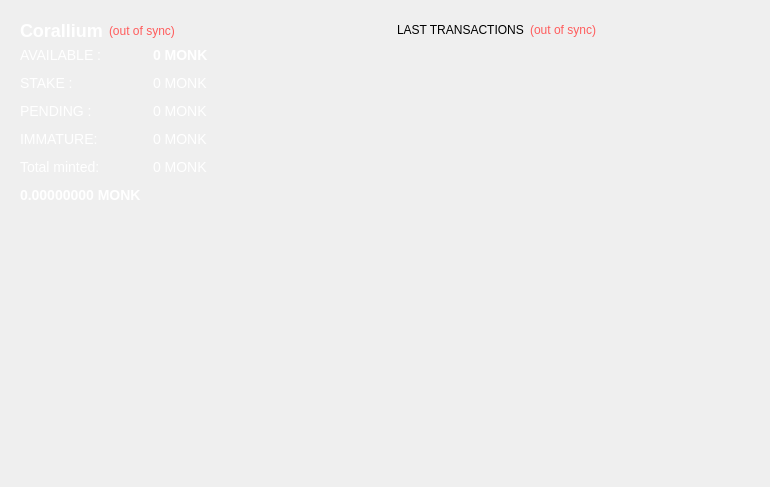
First picture: the form in src/qt/forms/overviewpage.ui, repository smupyknight/blockchain---monkey-coin-fork, before the edit.
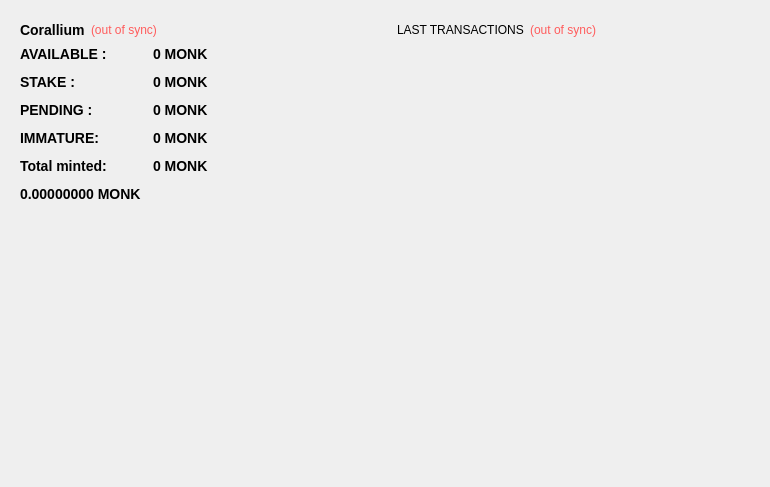
Second picture: the form after the edit. Icons and pictures are not drawn.

Commit message: Update overview page font to black

Diff of the .ui file:
```diff
--- a/src/qt/forms/overviewpage.ui
+++ b/src/qt/forms/overviewpage.ui
@@ -33,7 +33,7 @@
           <item>
            <widget class="QLabel" name="label_5">
             <property name="styleSheet">
-             <string notr="true">font-family: Ubuntu; font-size: 18px; font-weight: bold; color: rgb(255,255,255);</string>
+             <string notr="true">font-family: Ubuntu; font-size: 14px; font-weight: bold; color: #000</string>
             </property>
             <property name="text">
              <string>Corallium</string>
@@ -85,7 +85,7 @@
           <item row="0" column="0">
            <widget class="QLabel" name="label">
             <property name="styleSheet">
-             <string notr="true">font-family: Ubuntu;color: #fff;font-size:14px;</string>
+             <string notr="true">font-family: Ubuntu; font-size: 14px; font-weight: bold; color: #000</string>
             </property>
             <property name="text">
              <string>AVAILABLE :</string>
@@ -101,7 +101,7 @@
              <string>Your current spendable balance</string>
             </property>
             <property name="styleSheet">
-             <string notr="true">font-family: Ubuntu; font-size: 14px; font-weight: bold; color: #fff</string>
+             <string notr="true">font-family: Ubuntu; font-size: 14px; font-weight: bold; color: #000</string>
             </property>
             <property name="text">
              <string notr="true">0 MONK</string>
@@ -114,7 +114,7 @@
           <item row="1" column="0">
            <widget class="QLabel" name="label_6">
             <property name="styleSheet">
-             <string notr="true">font-family: Ubuntu; font-size: 14px; color: #fff</string>
+             <string notr="true">font-family: Ubuntu; font-size: 14px; font-weight: bold; color: #000</string>
             </property>
             <property name="text">
              <string>STAKE :</string>
@@ -130,7 +130,7 @@
              <string>Total of coins that was staked, and do not yet count toward the current balance</string>
             </property>
             <property name="styleSheet">
-             <string notr="true">font-family: Ubuntu; font-size: 14px; color: #fff</string>
+             <string notr="true">font-family: Ubuntu; font-size: 14px; font-weight: bold; color: #000</string>
             </property>
             <property name="text">
              <string notr="true">0 MONK</string>
@@ -143,7 +143,7 @@
           <item row="2" column="0">
            <widget class="QLabel" name="label_3">
             <property name="styleSheet">
-             <string notr="true">font-family: Ubuntu; font-size: 14px; color: #fff</string>
+             <string notr="true">font-family: Ubuntu; font-size: 14px; font-weight: bold; color: #000</string>
             </property>
             <property name="text">
              <string>PENDING :</string>
@@ -159,7 +159,7 @@
              <string>Total of transactions that have yet to be confirmed, and do not yet count toward the current balance</string>
             </property>
             <property name="styleSheet">
-             <string notr="true">font-family: Ubuntu; font-size: 14px; color: #fff</string>
+             <string notr="true">font-family: Ubuntu; font-size: 14px; font-weight: bold; color: #000</string>
             </property>
             <property name="text">
              <string notr="true">0 MONK</string>
@@ -172,7 +172,7 @@
           <item row="3" column="0">
            <widget class="QLabel" name="labelImmatureText">
             <property name="styleSheet">
-             <string notr="true">font-family: Ubuntu; font-size: 14px; color: #fff</string>
+             <string notr="true">font-family: Ubuntu; font-size: 14px; font-weight: bold; color: #000</string>
             </property>
             <property name="text">
              <string>IMMATURE:</string>
@@ -185,7 +185,7 @@
              <string>Mined balance that has not yet matured</string>
             </property>
             <property name="styleSheet">
-             <string notr="true">font-family: Ubuntu; font-size: 14px; color: #fff;</string>
+             <string notr="true">font-family: Ubuntu; font-size: 14px; font-weight: bold; color: #000</string>
             </property>
             <property name="text">
              <string notr="true">0 MONK</string>
@@ -198,7 +198,7 @@
           <item row="4" column="0">
            <widget class="QLabel" name="labelMintedText">
             <property name="styleSheet">
-             <string notr="true">font-family: Ubuntu; font-size: 14px; color: #fff;</string>
+             <string notr="true">font-family: Ubuntu; font-size: 14px; font-weight: bold; color: #000</string>
             </property>
             <property name="text">
              <string>Total minted:</string>
@@ -214,7 +214,7 @@
              <string>Total number of coins made by POS</string>
             </property>
             <property name="styleSheet">
-             <string notr="true">font-family: Ubuntu; font-size: 14px; color: #fff</string>
+             <string notr="true">font-family: Ubuntu; font-size: 14px; font-weight: bold; color: #000</string>
             </property>
             <property name="text">
              <string notr="true">0 MONK</string>
@@ -233,7 +233,7 @@
              <string>Your current total balance</string>
             </property>
             <property name="styleSheet">
-             <string notr="true">font-family: Ubuntu; font-size: 14px; font-weight: bold; color: #fff</string>
+             <string notr="true">font-family: Ubuntu; font-size: 14px; font-weight: bold; color: #000</string>
             </property>
             <property name="text">
              <string notr="true">0.00000000 MONK</string>
```
Left out of the diff: 4 changed lines with no effect on the pictures.
